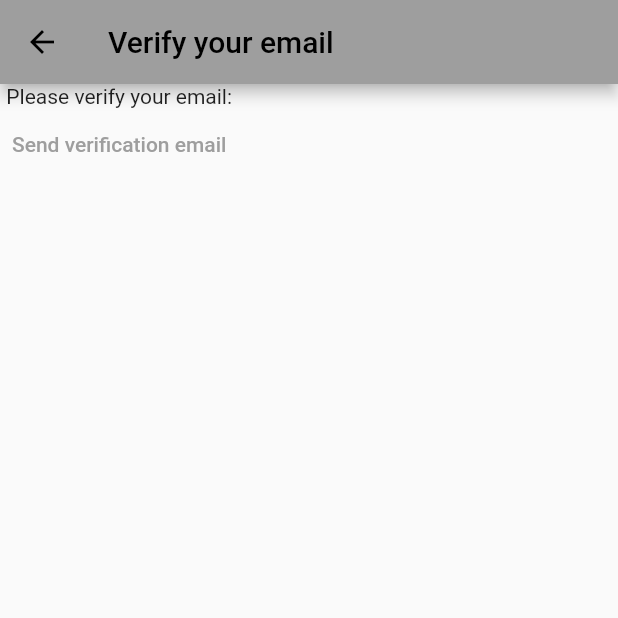
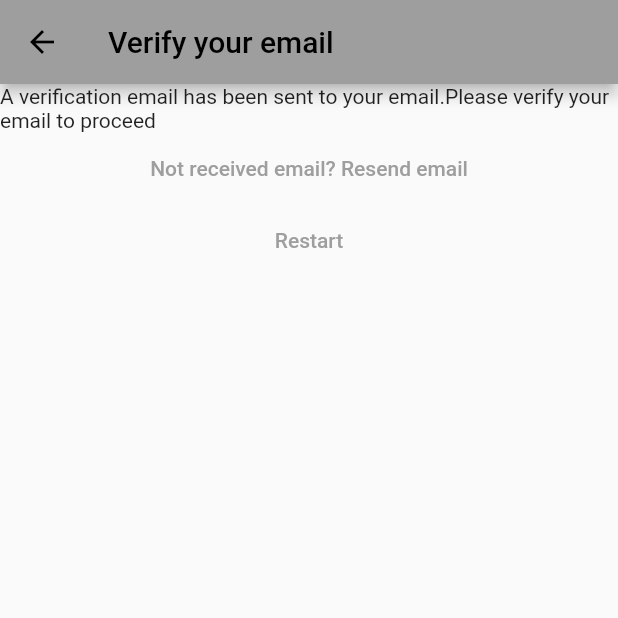
Before and after one commit to GAndanje/andiesnotes, a Flutter app: the VerifyEmailView screen opened directly, on a phone screen of 412 x 824 dp, the top half of it. Run offline on Flutter 3.47's test engine with Material 2 defaults, Android fonts, the phone set to English and light mode, and no system bars; our stand-ins replace firebase_auth, firebase_core; accounts and stored records are empty.

Commit message:
created routes,refactored login,register and verify_email views

```diff
--- a/lib/constants/routes.dart
+++ b/lib/constants/routes.dart
@@ -1,3 +1,4 @@
 const loginRoute = '/login/';
 const notesRoute = '/notes/';
 const registerRoute = '/register/';
+const verifyEmailRoute = '/verify_email/';
--- a/lib/views/verify_email_view.dart
+++ b/lib/views/verify_email_view.dart
@@ -1,3 +1,4 @@
+import 'package:andiesnotes/constants/routes.dart';
 import 'package:firebase_auth/firebase_auth.dart';
 import 'package:flutter/material.dart';
 
@@ -17,13 +18,21 @@ class _VerifyEmailViewState extends State<VerifyEmailView> {
       ),
       body: Column(
         children: [
-          const Text('Please verify your email:'),
+          const Text(
+              'A verification email has been sent to your email.Please verify your email to proceed'),
           TextButton(
             onPressed: () async {
               final user = FirebaseAuth.instance.currentUser;
               await user?.sendEmailVerification();
             },
-            child: const Text('Send verification email'),
+            child: const Text('Not received email? Resend email'),
+          ),
+          TextButton(
+            onPressed: () {
+              Navigator.of(context)
+                  .pushNamedAndRemoveUntil(registerRoute, (_) => false);
+            },
+            child: const Text('Restart'),
           ),
         ],
       ),
```
Also changed, not shown: lib/main.dart (+4 -4 lines), lib/views/login_view.dart (+11 -7 lines), lib/views/register_view.dart (+5 -26 lines).
